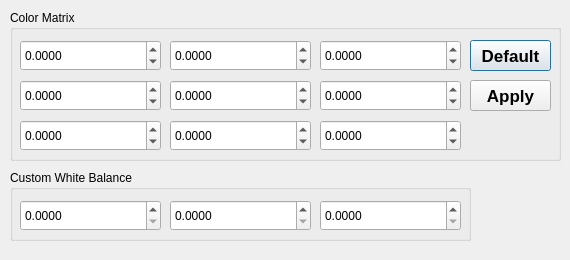
Old version of the form src/colorwindow.ui in the repository krontech/chronos-cam-app.
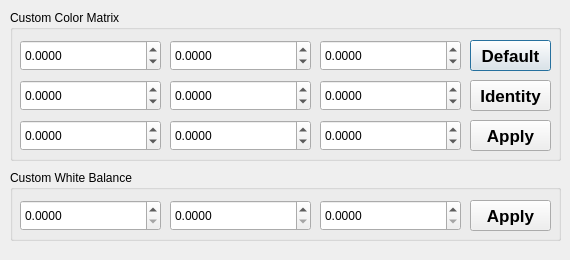
New version of the form. Custom widgets are drawn as their Qt base class.

Commit message:
Add custom color matricies, and add CIECAM02/D55 as a preset.
The colorwindow setting now adds the ability to save the custom matrix
into the settings, and use signals to pass button clicks around between
the colorwindow and whitebalance dialog.

```diff
--- a/src/colorwindow.ui
+++ b/src/colorwindow.ui
@@ -29,7 +29,7 @@
     <enum>Qt::DefaultContextMenu</enum>
    </property>
    <property name="title">
-    <string>Color Matrix</string>
+    <string>Custom Color Matrix</string>
    </property>
    <widget class="CamDoubleSpinBox" name="ccm11">
     <property name="geometry">
@@ -253,7 +253,7 @@
     <property name="geometry">
      <rect>
       <x>460</x>
-      <y>70</y>
+      <y>110</y>
       <width>81</width>
       <height>31</height>
      </rect>
@@ -269,13 +269,33 @@
      <string>Apply</string>
     </property>
    </widget>
+   <widget class="QPushButton" name="ccmIdentity">
+    <property name="geometry">
+     <rect>
+      <x>460</x>
+      <y>70</y>
+      <width>81</width>
+      <height>31</height>
+     </rect>
+    </property>
+    <property name="font">
+     <font>
+      <pointsize>13</pointsize>
+      <weight>75</weight>
+      <bold>true</bold>
+     </font>
+    </property>
+    <property name="text">
+     <string>Identity</string>
+    </property>
+   </widget>
   </widget>
   <widget class="QGroupBox" name="wbBox">
    <property name="geometry">
     <rect>
      <x>10</x>
      <y>170</y>
-     <width>461</width>
+     <width>551</width>
      <height>71</height>
     </rect>
    </property>
@@ -351,6 +371,26 @@
      <double>0.010000000000000</double>
     </property>
    </widget>
+   <widget class="QPushButton" name="wbApply">
+    <property name="geometry">
+     <rect>
+      <x>460</x>
+      <y>30</y>
+      <width>81</width>
+      <height>31</height>
+     </rect>
+    </property>
+    <property name="font">
+     <font>
+      <pointsize>13</pointsize>
+      <weight>75</weight>
+      <bold>true</bold>
+     </font>
+    </property>
+    <property name="text">
+     <string>Apply</string>
+    </property>
+   </widget>
   </widget>
  </widget>
  <customwidgets>
```
The commit also changes 7 other files.
